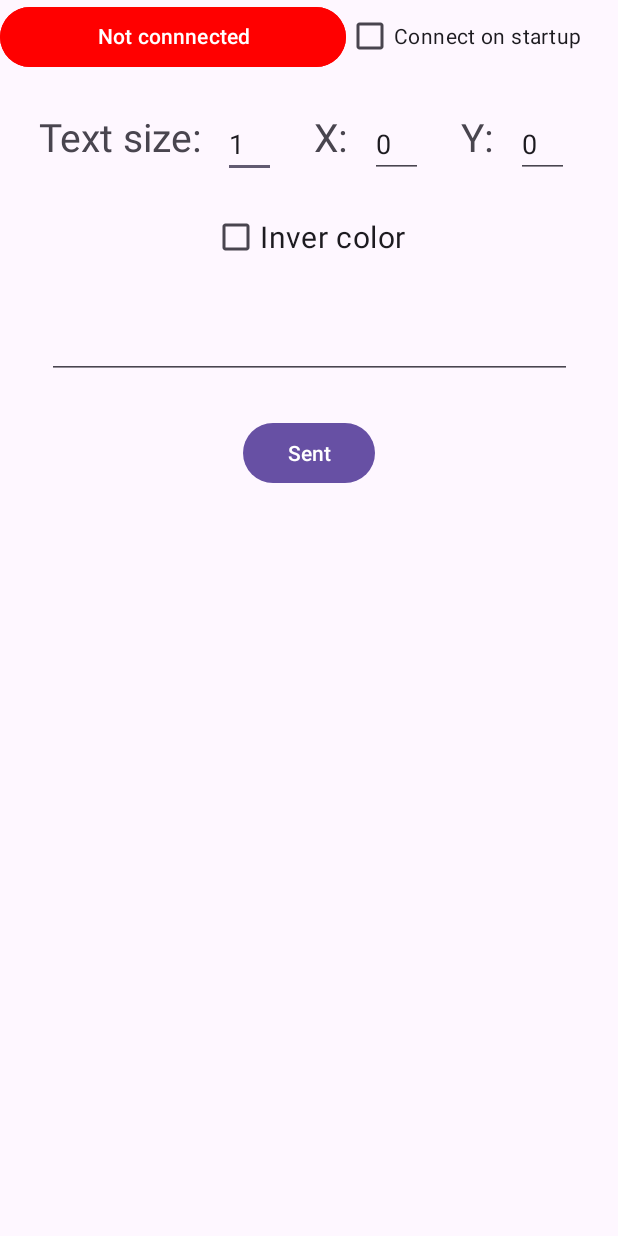
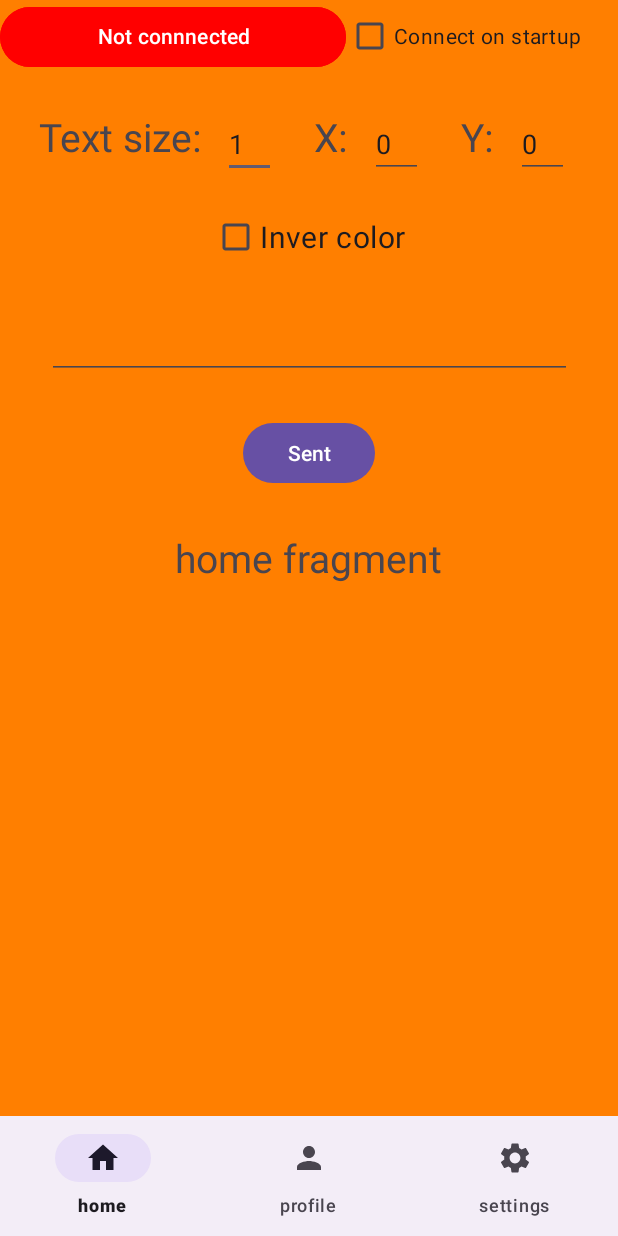
Before and after one commit to I2oman/NESColGlass_AndroidApp, an Android app: the screen it shows after launch (MainActivity), on a phone screen of 412 x 824 dp. Run offline under Robolectric (Android 15) with nearby library versions, the phone set to English and light mode, and no system bars.

Commit message:
Did the bottomNavigation Bar but have an error with the ids if anyone knows how to fix.

```diff
--- a/app/src/main/java/com/example/nescolglass/MainActivity.java
+++ b/app/src/main/java/com/example/nescolglass/MainActivity.java
@@ -6,6 +6,9 @@ import static com.example.nescolglass.LocalStorage.*;
 import androidx.appcompat.app.AppCompatActivity;
 import androidx.cardview.widget.CardView;
 import androidx.core.app.ActivityCompat;
+import androidx.fragment.app.Fragment;
+import androidx.fragment.app.FragmentManager;
+import androidx.fragment.app.FragmentTransaction;
 import androidx.recyclerview.widget.DefaultItemAnimator;
 import androidx.recyclerview.widget.LinearLayoutManager;
 import androidx.recyclerview.widget.RecyclerView;
@@ -30,10 +33,13 @@ import android.widget.EditText;
 import android.widget.ProgressBar;
 import android.widget.Toast;
 
+import com.example.nescolglass.databinding.ActivityMainBinding;
+
 import java.util.ArrayList;
 import java.util.Set;
 
 public class MainActivity extends AppCompatActivity implements RecyclerViewInterface {
+    ActivityMainBinding binding;
     private LocalStorage localStorage;
     private BluetoothAdapter bluetoothAdapter;
     private BluetoothManager bluetoothManager;
@@ -55,7 +61,25 @@ public class MainActivity extends AppCompatActivity implements RecyclerViewInter
     @Override
     protected void onCreate(Bundle savedInstanceState) {
         super.onCreate(savedInstanceState);
-        setContentView(R.layout.activity_main);
+        binding = ActivityMainBinding.inflate(getLayoutInflater());
+        /// Not actually sure if this is needed to change and if this kinda fucks up everything else but this was R.layout.activity_main before
+        setContentView(binding.getRoot());
+        replaceFragment(new homeFragment());
+        binding.bottomNavigationView.setOnItemSelectedListener(item -> {
+            switch (item.getItemId()){
+                case R.id.settings:
+                    replaceFragment(new homeFragment());
+                    break;
+                case R.id.profile:
+                    replaceFragment(new profileFragment());
+                    break;
+                case R.id.home:
+                    replaceFragment(new settingsFragment());
+                    break;
+
+            }
+            return true;
+        });
 
         localStorage = new LocalStorage(this);
 
@@ -85,6 +109,12 @@ public class MainActivity extends AppCompatActivity implements RecyclerViewInter
 //        showPrefs();
 
         restartOrEnableNotificationListenerService();
+    }
+    private void replaceFragment(Fragment fragment) {
+        FragmentManager fragmentManager = getSupportFragmentManager();
+        FragmentTransaction fragmentTransaction = fragmentManager.beginTransaction();
+        fragmentTransaction.replace(R.id.frameLayout, fragment);
+        fragmentTransaction.commit();
     }
 
     private void restartOrEnableNotificationListenerService() {
--- /dev/null
+++ b/app/src/main/java/com/example/nescolglass/homeFragment.java
@@ -0,0 +1,64 @@
+package com.example.nescolglass;
+
+import android.os.Bundle;
+
+import androidx.fragment.app.Fragment;
+
+import android.view.LayoutInflater;
+import android.view.View;
+import android.view.ViewGroup;
+
+/**
+ * A simple {@link Fragment} subclass.
+ * Use the {@link homeFragment#newInstance} factory method to
+ * create an instance of this fragment.
+ */
+public class homeFragment extends Fragment {
+
+    // TODO: Rename parameter arguments, choose names that match
+    // the fragment initialization parameters, e.g. ARG_ITEM_NUMBER
+    private static final String ARG_PARAM1 = "param1";
+    private static final String ARG_PARAM2 = "param2";
+
+    // TODO: Rename and change types of parameters
+    private String mParam1;
+    private String mParam2;
+
+    public homeFragment() {
+        // Required empty public constructor
+    }
+
+    /**
+     * Use this factory method to create a new instance of
+     * this fragment using the provided parameters.
+     *
+     * @param param1 Parameter 1.
+     * @param param2 Parameter 2.
+     * @return A new instance of fragment homeFragment.
+     */
+    // TODO: Rename and change types and number of parameters
+    public static homeFragment newInstance(String param1, String param2) {
+        homeFragment fragment = new homeFragment();
+        Bundle args = new Bundle();
+        args.putString(ARG_PARAM1, param1);
+        args.putString(ARG_PARAM2, param2);
+        fragment.setArguments(args);
+        return fragment;
+    }
+
+    @Override
+    public void onCreate(Bundle savedInstanceState) {
+        super.onCreate(savedInstanceState);
+        if (getArguments() != null) {
+            mParam1 = getArguments().getString(ARG_PARAM1);
+            mParam2 = getArguments().getString(ARG_PARAM2);
+        }
+    }
+
+    @Override
+    public View onCreateView(LayoutInflater inflater, ViewGroup container,
+                             Bundle savedInstanceState) {
+        // Inflate the layout for this fragment
+        return inflater.inflate(R.layout.fragment_home, container, false);
+    }
+}
--- /dev/null
+++ b/app/src/main/res/drawable/baseline_home_24.xml
@@ -0,0 +1,5 @@
+<vector xmlns:android="http://schemas.android.com/apk/res/android" android:height="24dp" android:tint="#000000" android:viewportHeight="24" android:viewportWidth="24" android:width="24dp">
+
+    <path android:fillColor="@android:color/white" android:pathData="M10,20v-6h4v6h5v-8h3L12,3 2,12h3v8z"/>
+
+</vector>
--- /dev/null
+++ b/app/src/main/res/drawable/baseline_person_24.xml
@@ -0,0 +1,5 @@
+<vector xmlns:android="http://schemas.android.com/apk/res/android" android:height="24dp" android:tint="#000000" android:viewportHeight="24" android:viewportWidth="24" android:width="24dp">
+
+    <path android:fillColor="@android:color/white" android:pathData="M12,12c2.21,0 4,-1.79 4,-4s-1.79,-4 -4,-4 -4,1.79 -4,4 1.79,4 4,4zM12,14c-2.67,0 -8,1.34 -8,4v2h16v-2c0,-2.66 -5.33,-4 -8,-4z"/>
+
+</vector>
--- /dev/null
+++ b/app/src/main/res/drawable/baseline_settings_24.xml
@@ -0,0 +1,5 @@
+<vector xmlns:android="http://schemas.android.com/apk/res/android" android:height="24dp" android:tint="#000000" android:viewportHeight="24" android:viewportWidth="24" android:width="24dp">
+
+    <path android:fillColor="@android:color/white" android:pathData="M19.14,12.94c0.04,-0.3 0.06,-0.61 0.06,-0.94c0,-0.32 -0.02,-0.64 -0.07,-0.94l2.03,-1.58c0.18,-0.14 0.23,-0.41 0.12,-0.61l-1.92,-3.32c-0.12,-0.22 -0.37,-0.29 -0.59,-0.22l-2.39,0.96c-0.5,-0.38 -1.03,-0.7 -1.62,-0.94L14.4,2.81c-0.04,-0.24 -0.24,-0.41 -0.48,-0.41h-3.84c-0.24,0 -0.43,0.17 -0.47,0.41L9.25,5.35C8.66,5.59 8.12,5.92 7.63,6.29L5.24,5.33c-0.22,-0.08 -0.47,0 -0.59,0.22L2.74,8.87C2.62,9.08 2.66,9.34 2.86,9.48l2.03,1.58C4.84,11.36 4.8,11.69 4.8,12s0.02,0.64 0.07,0.94l-2.03,1.58c-0.18,0.14 -0.23,0.41 -0.12,0.61l1.92,3.32c0.12,0.22 0.37,0.29 0.59,0.22l2.39,-0.96c0.5,0.38 1.03,0.7 1.62,0.94l0.36,2.54c0.05,0.24 0.24,0.41 0.48,0.41h3.84c0.24,0 0.44,-0.17 0.47,-0.41l0.36,-2.54c0.59,-0.24 1.13,-0.56 1.62,-0.94l2.39,0.96c0.22,0.08 0.47,0 0.59,-0.22l1.92,-3.32c0.12,-0.22 0.07,-0.47 -0.12,-0.61L19.14,12.94zM12,15.6c-1.98,0 -3.6,-1.62 -3.6,-3.6s1.62,-3.6 3.6,-3.6s3.6,1.62 3.6,3.6S13.98,15.6 12,15.6z"/>
+
+</vector>
--- a/app/src/main/res/layout/activity_main.xml
+++ b/app/src/main/res/layout/activity_main.xml
@@ -4,6 +4,28 @@
     xmlns:tools="http://schemas.android.com/tools"
     android:layout_width="match_parent"
     android:layout_height="match_parent">
+
+    <FrameLayout
+        android:id="@+id/frameLayout"
+        android:layout_width="0dp"
+        android:layout_height="0dp"
+        app:layout_constraintBottom_toTopOf="@+id/bottomNavigationView"
+        app:layout_constraintEnd_toEndOf="parent"
+        app:layout_constraintStart_toStartOf="parent"
+        app:layout_constraintTop_toTopOf="parent">
+
+
+    </FrameLayout>
+
+    <com.google.android.material.bottomnavigation.BottomNavigationView
+        android:id="@+id/bottomNavigationView"
+        android:layout_width="match_parent"
+        android:layout_height="wrap_content"
+        app:layout_constraintBottom_toBottomOf="parent"
+        app:layout_constraintEnd_toEndOf="parent"
+        app:layout_constraintStart_toStartOf="parent"
+        app:menu="@menu/bottom_nav_menu" />
+
 
     <LinearLayout
         android:id="@+id/settings_view"
--- /dev/null
+++ b/app/src/main/res/layout/fragment_home.xml
@@ -0,0 +1,18 @@
+<?xml version="1.0" encoding="utf-8"?>
+<FrameLayout xmlns:android="http://schemas.android.com/apk/res/android"
+    xmlns:tools="http://schemas.android.com/tools"
+    android:layout_width="match_parent"
+    android:layout_height="match_parent"
+    android:background="@color/orange"
+    tools:context=".homeFragment">
+
+
+    <!-- Color seems to only exist in 4 forms I have no idea how to fix this. -->
+    <TextView
+        android:layout_width="wrap_content"
+        android:layout_height="wrap_content"
+        android:text="@string/home_fragment"
+        android:textSize="26sp"
+        android:layout_gravity="center"/>
+
+</FrameLayout>
--- /dev/null
+++ b/app/src/main/res/menu/bottom_nav_menu.xml
@@ -0,0 +1,14 @@
+<?xml version="1.0" encoding="utf-8"?>
+<menu xmlns:android="http://schemas.android.com/apk/res/android">
+
+    <item android:title="home"
+        android:icon="@drawable/baseline_home_24"
+        android:id="@+id/home"/>
+    <item android:title="profile"
+        android:icon="@drawable/baseline_person_24"
+        android:id="@+id/profile"/>
+    <item
+        android:icon="@drawable/baseline_settings_24"
+        android:id="@+id/settings"
+        android:title="settings"/>
+</menu>
--- a/app/src/main/res/values/strings.xml
+++ b/app/src/main/res/values/strings.xml
@@ -6,4 +6,9 @@
     <string name="device_name_prev">Device Name</string>
     <string name="device_address_prev">00:00:00:00:00:00</string>
     <string name="service_name">Notification Listener Service</string>
+    <!-- TODO: Remove or change this placeholder text -->
+    <string name="hello_blank_fragment">Hello blank fragment</string>
+    <string name="home_fragment">home fragment</string>
+    <string name="profile_fragment">profile fragment</string>
+    <string name="settings_fragment">settings fragment</string>
 </resources>
--- a/gradle.properties
+++ b/gradle.properties
@@ -1,4 +1,4 @@
-# Project-wide Gradle settings.
+ Project-wide Gradle settings.
 # IDE (e.g. Android Studio) users:
 # Gradle settings configured through the IDE *will override*
 # any settings specified in this file.
```
Also changed, not shown: app/src/main/java/com/example/nescolglass/profileFragment.java (added, +64 -0 lines), app/src/main/java/com/example/nescolglass/settingsFragment.java (added, +64 -0 lines), app/src/main/res/layout/fragment_profile.xml (added, +17 -0 lines), app/src/main/res/layout/fragment_settings.xml (added, +16 -0 lines), 2 other files.
